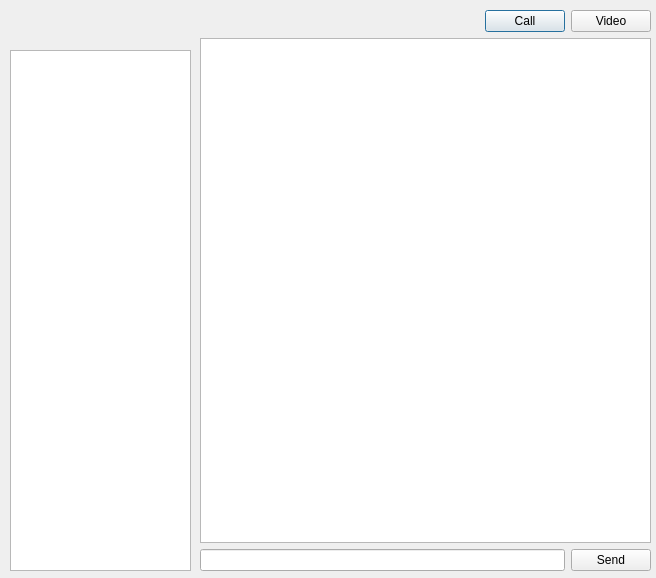
Before: the Qt Designer form src/client/gui/ui/chat.ui in khalilmasri/Skype, drawn with Qt 5.
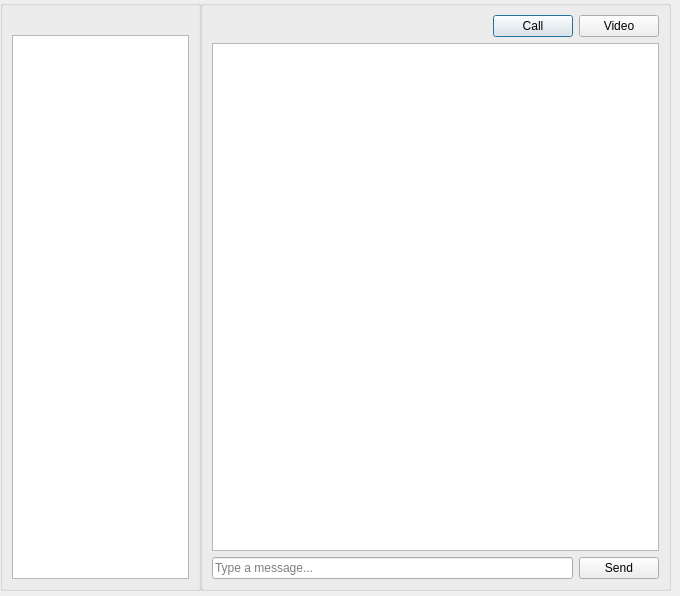
After: the same form once the commit is applied.

Commit message: Chat window handling

```diff
--- a/src/client/gui/ui/chat.ui
+++ b/src/client/gui/ui/chat.ui
@@ -6,54 +6,70 @@
    <rect>
     <x>0</x>
     <y>0</y>
-    <width>656</width>
-    <height>578</height>
+    <width>680</width>
+    <height>596</height>
    </rect>
   </property>
+  <property name="sizePolicy">
+   <sizepolicy hsizetype="Ignored" vsizetype="Ignored">
+    <horstretch>0</horstretch>
+    <verstretch>0</verstretch>
+   </sizepolicy>
+  </property>
   <property name="windowTitle">
    <string>Dialog</string>
   </property>
   <property name="sizeGripEnabled">
    <bool>false</bool>
   </property>
+  <widget class="QGroupBox" name="sidebar_group">
+   <property name="geometry">
+    <rect>
+     <x>0</x>
+     <y>0</y>
+     <width>201</width>
+     <height>591</height>
+    </rect>
+   </property>
+   <property name="title">
+    <string/>
+   </property>
+   <layout class="QVBoxLayout" name="verticalLayout_2">
+    <item>
+     <layout class="QGridLayout" name="gridLayout_2">
+      <item row="0" column="0">
+       <widget class="QLabel" name="username">
+        <property name="text">
+         <string/>
+        </property>
+       </widget>
+      </item>
+      <item row="1" column="0">
   <widget class="QListView" name="contact_list">
-   <property name="geometry">
-    <rect>
-     <x>10</x>
-     <y>50</y>
-     <width>181</width>
-     <height>521</height>
-    </rect>
-   </property>
    <property name="editTriggers">
     <set>QAbstractItemView::NoEditTriggers</set>
    </property>
   </widget>
-  <widget class="QLabel" name="username">
-   <property name="geometry">
-    <rect>
-     <x>16</x>
-     <y>10</y>
-     <width>171</width>
-     <height>20</height>
-    </rect>
-   </property>
-   <property name="text">
-    <string/>
-   </property>
+      </item>
+     </layout>
+    </item>
+   </layout>
   </widget>
-  <widget class="QWidget" name="">
+  <widget class="QGroupBox" name="chat_group">
    <property name="geometry">
     <rect>
      <x>200</x>
-     <y>10</y>
-     <width>451</width>
-     <height>561</height>
+     <y>0</y>
+     <width>471</width>
+     <height>591</height>
     </rect>
    </property>
-   <layout class="QVBoxLayout" name="verticalLayout">
-    <item>
-     <layout class="QHBoxLayout" name="horizontalLayout_2">
+   <property name="title">
+    <string/>
+   </property>
+   <layout class="QGridLayout" name="gridLayout">
+    <item row="0" column="0" colspan="2">
+     <layout class="QHBoxLayout" name="horizontalLayout_5">
       <item>
        <widget class="QLabel" name="contact_txt">
         <property name="text">
@@ -62,6 +78,8 @@
        </widget>
       </item>
       <item>
+       <layout class="QHBoxLayout" name="horizontalLayout_4">
+        <item>
        <widget class="QPushButton" name="call">
         <property name="sizePolicy">
          <sizepolicy hsizetype="Fixed" vsizetype="Fixed">
@@ -89,8 +107,10 @@
       </item>
      </layout>
     </item>
-    <item>
-     <widget class="QListView" name="chat_box">
+     </layout>
+    </item>
+    <item row="1" column="0" colspan="2">
+     <widget class="QListWidget" name="chat_box">
       <property name="sizePolicy">
        <sizepolicy hsizetype="Expanding" vsizetype="Expanding">
         <horstretch>0</horstretch>
@@ -99,19 +119,25 @@
       </property>
      </widget>
     </item>
-    <item>
-     <layout class="QHBoxLayout" name="horizontalLayout">
-      <item>
-       <widget class="QLineEdit" name="message_txt"/>
-      </item>
-      <item>
+    <item row="2" column="0" colspan="2">
+     <layout class="QHBoxLayout" name="horizontalLayout_3"/>
+    </item>
+    <item row="4" column="0">
+     <widget class="QLineEdit" name="message_txt">
+      <property name="text">
+       <string notr="true"/>
+      </property>
+      <property name="placeholderText">
+       <string>Type a message...</string>
+      </property>
+     </widget>
+    </item>
+    <item row="4" column="1">
        <widget class="QPushButton" name="send">
         <property name="text">
          <string>Send</string>
         </property>
        </widget>
-      </item>
-     </layout>
     </item>
    </layout>
   </widget>
```
Left out of the diff: 9 changed lines with no effect on the pictures. Lines whose indentation alone changed are shown as unchanged. The commit also changes 9 other files.
